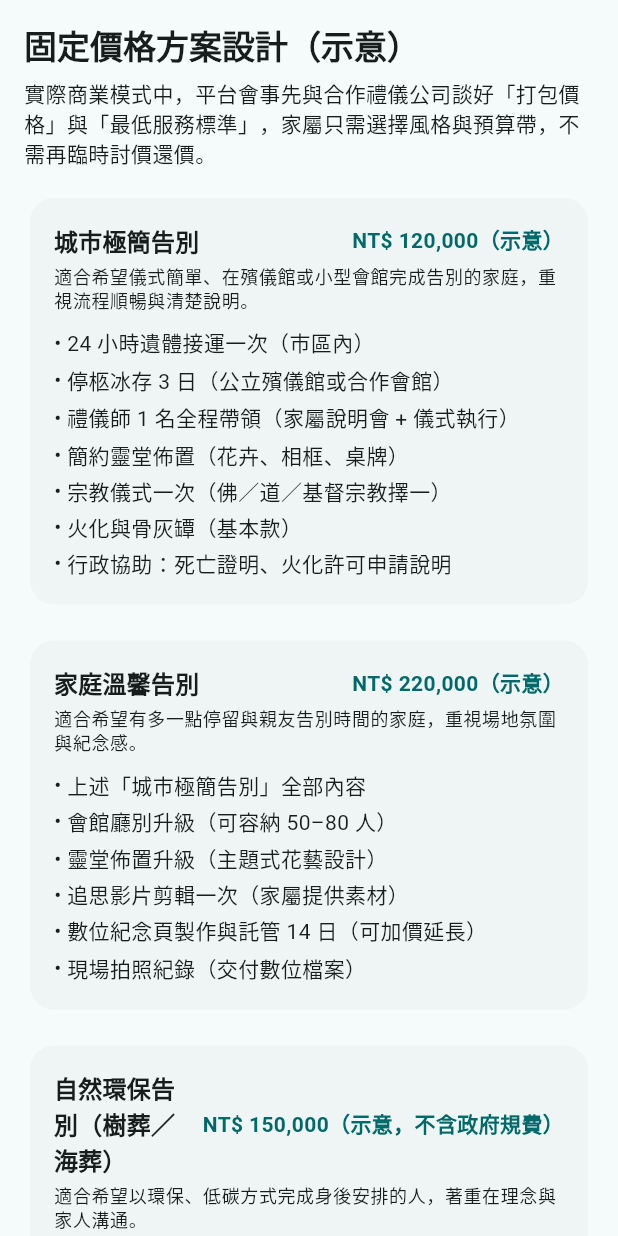
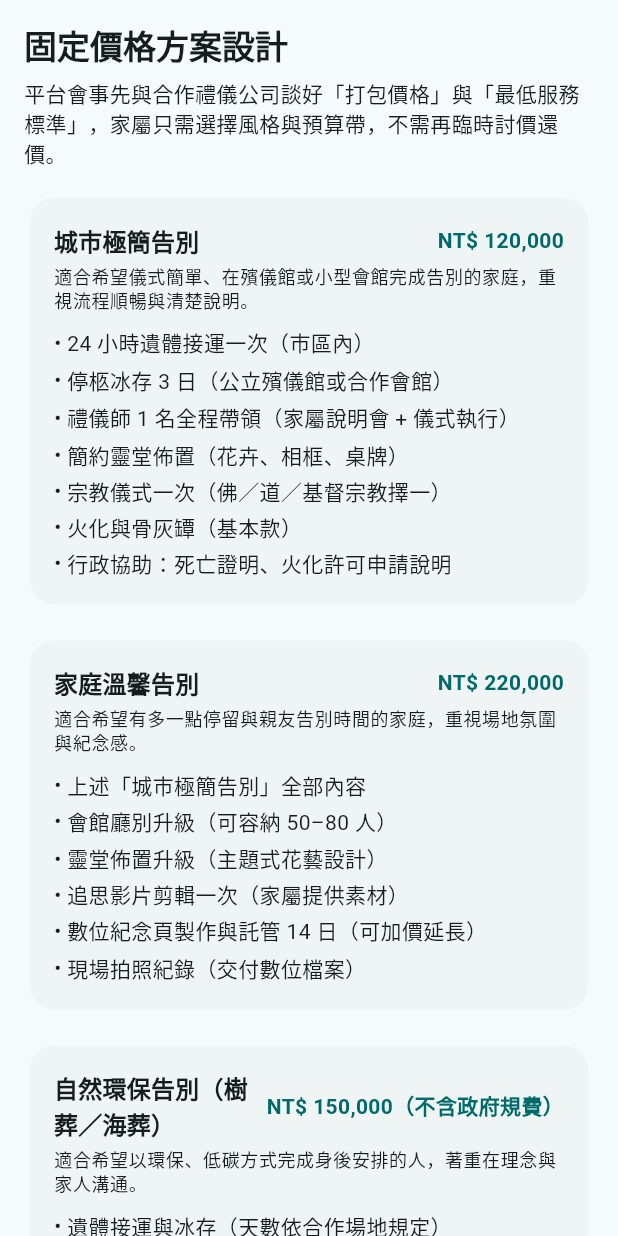
Before and after one commit to LEO0331/warmmemo, a Flutter app: the PackagesTab widget shown alone on an empty page, opened directly, on a phone screen of 412 x 824 dp. Run offline on Flutter 3.47's test engine with Material 3 defaults, Android fonts, the phone set to English and light mode, and no system bars; our stand-ins replace cloud_firestore, firebase_auth, firebase_core, pdf, printing, share_plus; accounts and stored records are empty; generated files the repository leaves out were written again.

Commit message:
update content

```diff
--- a/lib/features/landing/landing_page.dart
+++ b/lib/features/landing/landing_page.dart
@@ -78,7 +78,7 @@ class LandingPage extends StatelessWidget {
           const SizedBox(height: 12),
           Text(
             '暖備 WarmMemo 結合固定方案、數位訃聞與紀念頁創建，讓您在關鍵時刻把握清楚、懂得聲明意圖，\n'
-            '並進一步透過通知追蹤與點擊統計確認訊息是否送達。Above-the-fold CTA 與社群認證可協助 SEO 與轉換。',
+            '並進一步透過通知追蹤與點擊統計確認訊息是否送達。',
             style: theme.textTheme.bodyMedium?.copyWith(color: Colors.white70),
           ),
           const SizedBox(height: 24),
@@ -90,16 +90,11 @@ class LandingPage extends StatelessWidget {
                 onPressed: () => _openAuth(context),
                 child: const Text('開始規劃'),
               ),
-              OutlinedButton(
-                onPressed: () => _openAuth(context),
-                style: OutlinedButton.styleFrom(foregroundColor: Colors.white),
-                child: const Text('Admin 登入'),
-              ),
             ],
           ),
           const SizedBox(height: 20),
           Text(
-            '已協助 1,200+ 家族與禮儀團隊同步通知｜讀閱率平均 92%',
+            '已協助 1,200+ 家族與禮儀團隊同步通知',
             style: theme.textTheme.bodySmall?.copyWith(color: Colors.white),
           ),
         ],
--- a/lib/features/packages/packages_tab.dart
+++ b/lib/features/packages/packages_tab.dart
@@ -1,6 +1,5 @@
 import 'package:flutter/material.dart';
 
-import '../../core/widgets/common_widgets.dart';
 
 /// TAB 2 – 固定價格方案媒合
 class PackagesTab extends StatelessWidget {
@@ -16,21 +15,21 @@ class PackagesTab extends StatelessWidget {
           crossAxisAlignment: CrossAxisAlignment.start,
           children: [
             Text(
-              '固定價格方案設計（示意）',
+              '固定價格方案設計',
               style: theme.textTheme.titleLarge?.copyWith(
                 fontWeight: FontWeight.bold,
               ),
             ),
             const SizedBox(height: 8),
             Text(
-              '實際商業模式中，平台會事先與合作禮儀公司談好「打包價格」與「最低服務標準」，'
+              '平台會事先與合作禮儀公司談好「打包價格」與「最低服務標準」，'
               '家屬只需選擇風格與預算帶，不需再臨時討價還價。',
               style: theme.textTheme.bodyMedium,
             ),
             const SizedBox(height: 16),
             const _PackageCard(
               name: '城市極簡告別',
-              price: 'NT\$ 120,000（示意）',
+              price: 'NT\$ 120,000',
               target:
                   '適合希望儀式簡單、在殯儀館或小型會館完成告別的家庭，重視流程順暢與清楚說明。',
               items: [
@@ -46,7 +45,7 @@ class PackagesTab extends StatelessWidget {
             const SizedBox(height: 16),
             const _PackageCard(
               name: '家庭溫馨告別',
-              price: 'NT\$ 220,000（示意）',
+              price: 'NT\$ 220,000',
               target:
                   '適合希望有多一點停留與親友告別時間的家庭，重視場地氛圍與紀念感。',
               items: [
@@ -61,7 +60,7 @@ class PackagesTab extends StatelessWidget {
             const SizedBox(height: 16),
             const _PackageCard(
               name: '自然環保告別（樹葬／海葬）',
-              price: 'NT\$ 150,000（示意，不含政府規費）',
+              price: 'NT\$ 150,000（不含政府規費）',
               target:
                   '適合希望以環保、低碳方式完成身後安排的人，著重在理念與家人溝通。',
               items: [
@@ -71,21 +70,6 @@ class PackagesTab extends StatelessWidget {
                 '政府相關許可與規定說明',
                 '線上紀念頁與地點記錄（示意）',
               ],
-            ),
-            const SizedBox(height: 24),
-            const SectionCard(
-              title: '平台如何賺錢？',
-              icon: Icons.paid_outlined,
-              child: Column(
-                crossAxisAlignment: CrossAxisAlignment.start,
-                children: [
-                  Text('・每一筆成功媒合收取固定服務費或一定比例的媒合佣金'),
-                  SizedBox(height: 4),
-                  Text('・加值服務：延長紀念頁託管、客製化影片製作、法律諮詢串接等'),
-                  SizedBox(height: 4),
-                  Text('・保險／信託／長照等異業合作分潤'),
-                ],
-              ),
             ),
           ],
         ),
```
